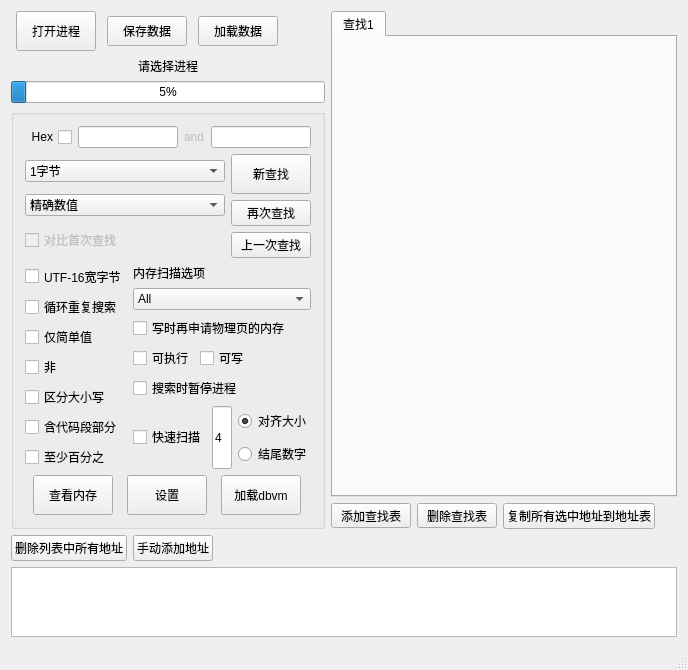
Before: the Qt Designer form CheatEngine_With_Qt/CheatEngine_With_Qt.ui in CrackerCat/CheatEngine-With-kdmapper, drawn with Qt 5.
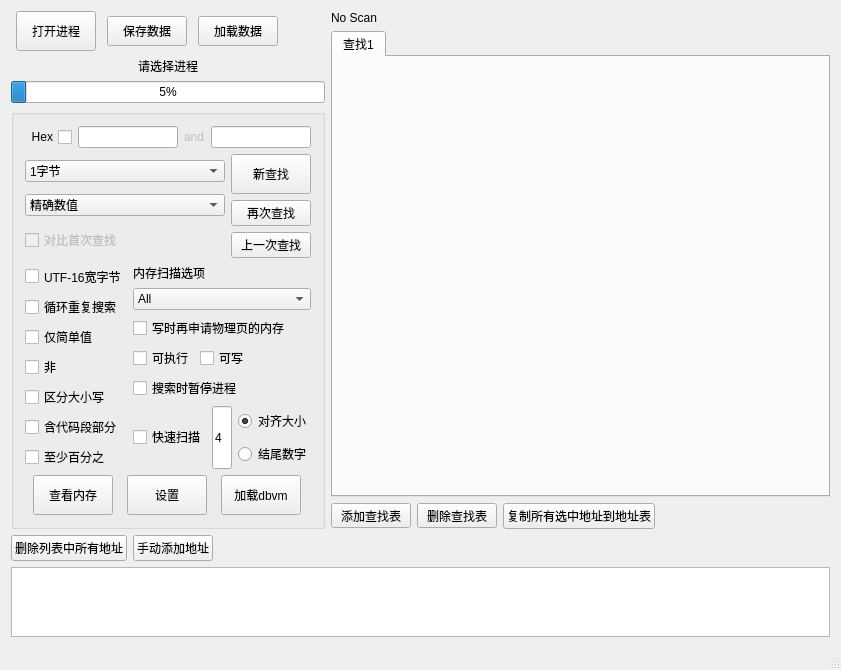
After: the same form once the commit is applied.

The edit to the form file:
```diff
--- a/CheatEngine_With_Qt/CheatEngine_With_Qt.ui
+++ b/CheatEngine_With_Qt/CheatEngine_With_Qt.ui
@@ -6,7 +6,7 @@
    <rect>
     <x>0</x>
     <y>0</y>
-    <width>688</width>
+    <width>841</width>
     <height>668</height>
    </rect>
   </property>
@@ -816,6 +816,13 @@
       </item>
       <item>
        <layout class="QVBoxLayout" name="verticalLayout_8">
+        <item>
+         <widget class="QLabel" name="label_scan_result">
+          <property name="text">
+           <string>No Scan</string>
+          </property>
+         </widget>
+        </item>
         <item>
          <widget class="QTabWidget" name="tabWidget">
           <property name="sizePolicy">
```
Left out of the diff: 38 changed lines with no effect on the pictures.
